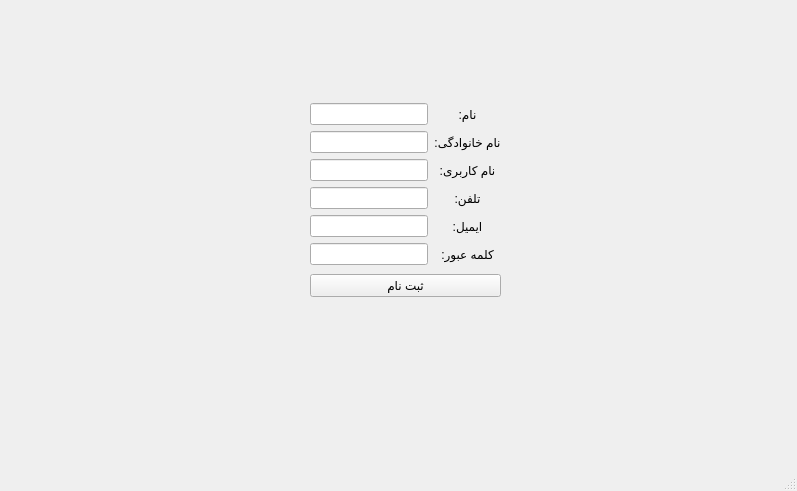
The window that University-resource-management/userpanel.ui (M-JavadHeydarpour/University-resource-management) describes before a commit, drawn with Qt 5.
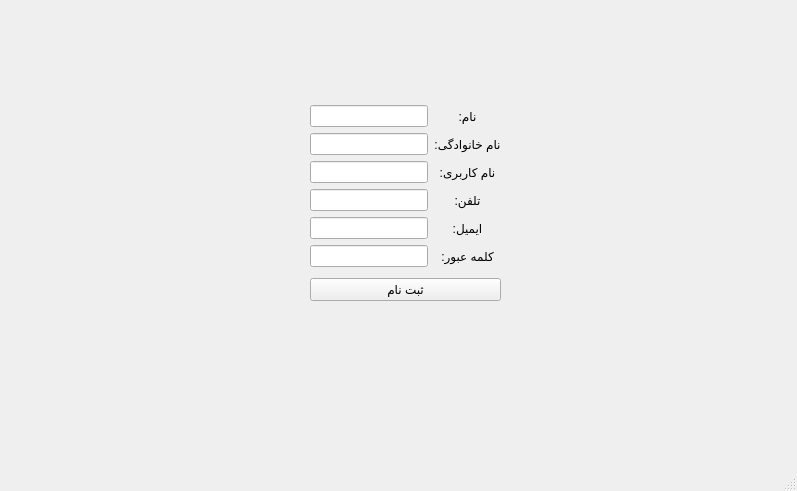
The same window after the commit. The open tabs and pages were chosen to show the change. Icons and pictures are not drawn.

What changed in the file:
```diff
--- a/University-resource-management/userpanel.ui
+++ b/University-resource-management/userpanel.ui
@@ -210,7 +210,7 @@
           <x>200</x>
           <y>50</y>
           <width>191</width>
-          <height>201</height>
+          <height>206</height>
          </rect>
         </property>
         <layout class="QVBoxLayout" name="verticalLayout_9">
```
Left out of the diff: 6 changed lines with no effect on the pictures.
